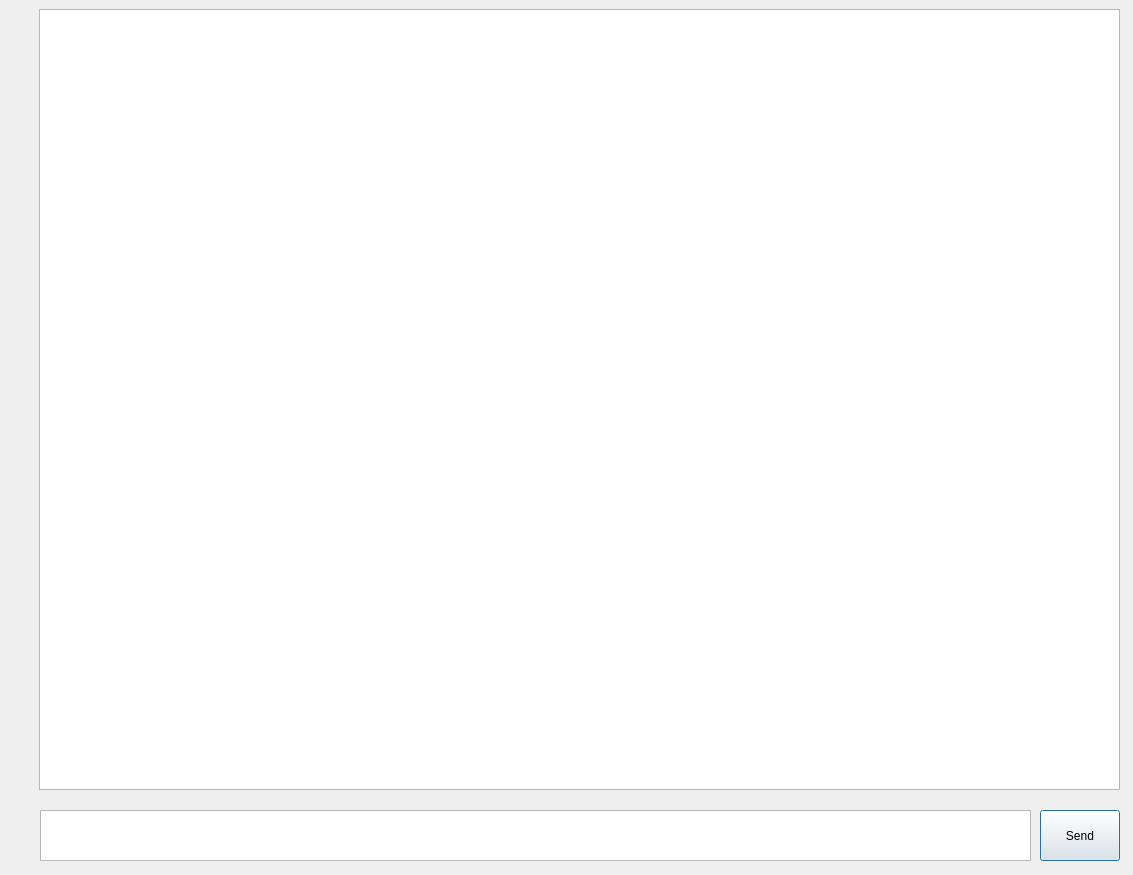
Qt form gui/app_gui.ui (Cub1cMang0/E2EE-Messaging) before a commit.
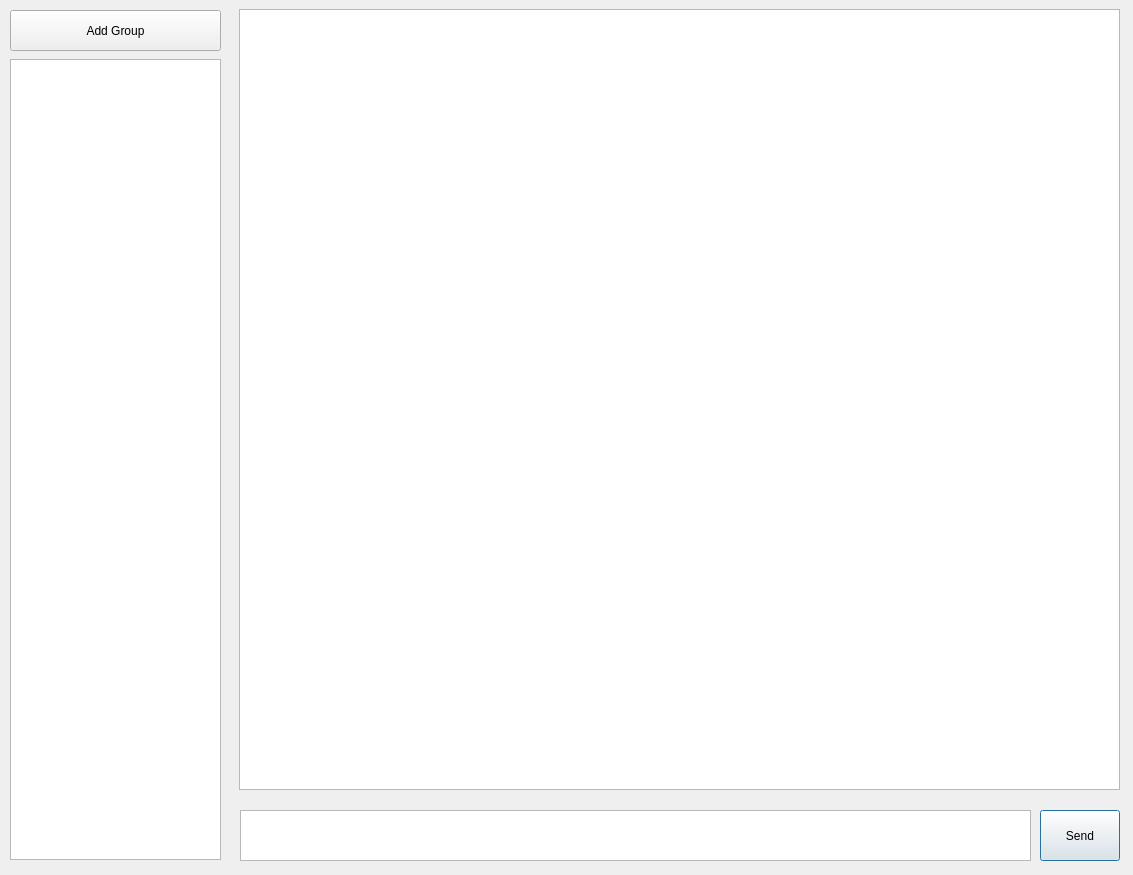
The same form after that commit.

Commit message: Added button to add a new group chat. Created a new window for users to add a new group chat.

```diff
--- a/gui/app_gui.ui
+++ b/gui/app_gui.ui
@@ -16,9 +16,9 @@
   <widget class="QTextEdit" name="message_log">
    <property name="geometry">
     <rect>
-     <x>39</x>
+     <x>239</x>
      <y>9</y>
-     <width>1081</width>
+     <width>881</width>
      <height>781</height>
     </rect>
    </property>
@@ -39,9 +39,9 @@
   <widget class="QTextEdit" name="texting_box">
    <property name="geometry">
     <rect>
-     <x>40</x>
+     <x>240</x>
      <y>810</y>
-     <width>991</width>
+     <width>791</width>
      <height>51</height>
     </rect>
    </property>
@@ -64,6 +64,29 @@
     </size>
    </property>
   </widget>
+  <widget class="QListWidget" name="gc_list">
+   <property name="geometry">
+    <rect>
+     <x>10</x>
+     <y>59</y>
+     <width>211</width>
+     <height>801</height>
+    </rect>
+   </property>
+  </widget>
+  <widget class="QPushButton" name="add_group_button">
+   <property name="geometry">
+    <rect>
+     <x>10</x>
+     <y>10</y>
+     <width>211</width>
+     <height>41</height>
+    </rect>
+   </property>
+   <property name="text">
+    <string>Add Group</string>
+   </property>
+  </widget>
  </widget>
  <resources/>
  <connections/>
```
Left out of the diff: 2 changed lines with no effect on the pictures. The commit also changes 4 other files.
